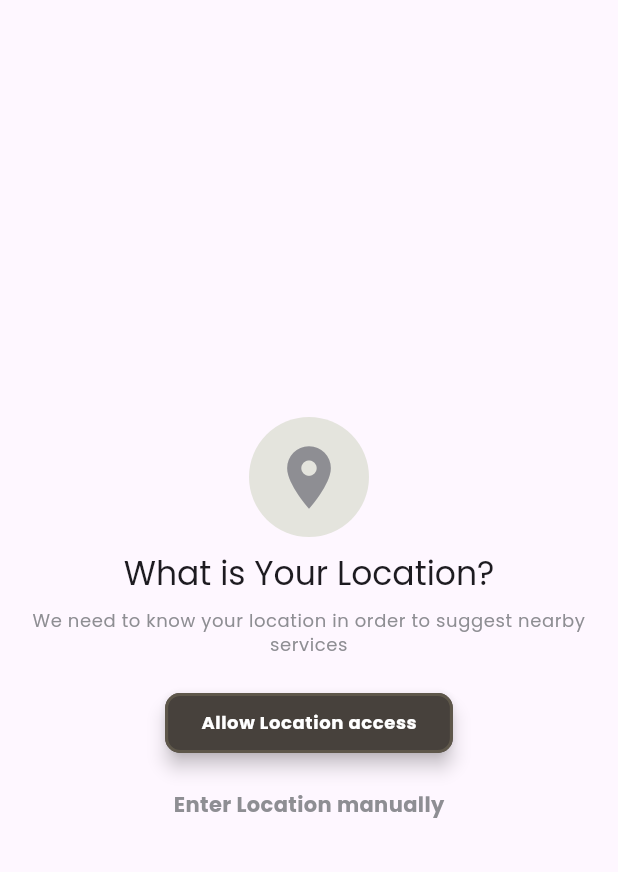
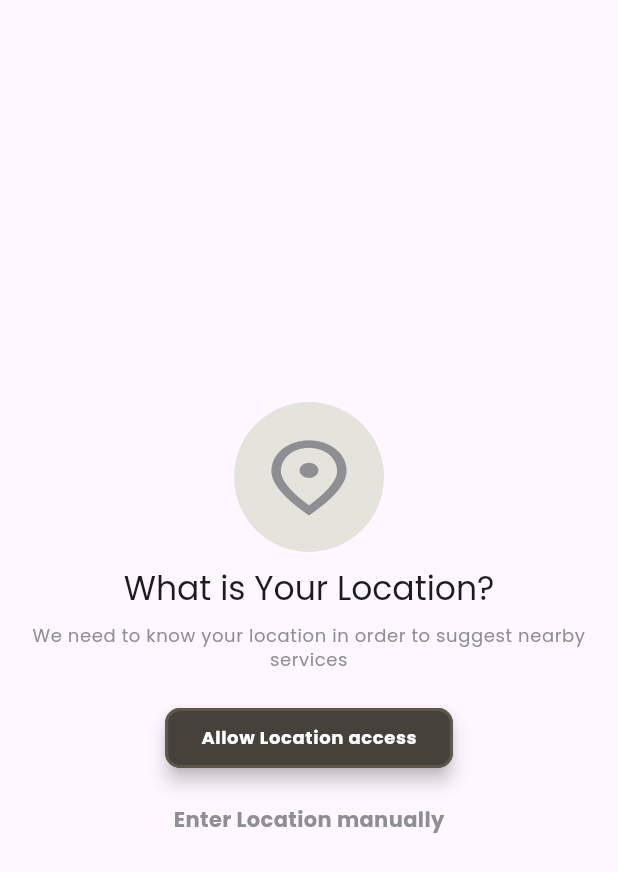
Before and after one commit to padman-1/Rydon, a Flutter app: the AllowLocation screen opened directly, on a phone screen of 412 x 824 dp. Shown: the top 872 px of the screen. Run offline on Flutter 3.47's test engine with Material 3 defaults, Android fonts, the phone set to English and light mode, and no system bars; our stand-ins replace bloc, flutter_bloc, google_fonts, pinput; generated files the repository leaves out were written again.

Commit message:
few other modifications

```diff
--- a/lib/pages/location/view/allow_location.dart
+++ b/lib/pages/location/view/allow_location.dart
@@ -1,4 +1,7 @@
 import 'package:flutter/material.dart';
+import 'package:rydon/my_icons/custom_icons_icons.dart';
+import 'package:rydon/pages/location/view/manual_location.dart';
+import 'package:rydon/pages/notification_access/view/enable_notification.dart';
 import 'package:rydon/util/colors.dart';
 
 class AllowLocation extends StatefulWidget {
@@ -17,10 +20,10 @@ class _AllowLocationState extends State<AllowLocation> {
           mainAxisAlignment: MainAxisAlignment.center,
           children: [
             const CircleAvatar(
-              radius: 40,
+              radius: 50,
               backgroundColor: AppColors.textField,
               child: Icon(
-                Icons.location_on_sharp,
+                CustomIcons.location,
                 color: AppColors.signUpWith,
                 size: 50,
               ),
@@ -47,12 +50,12 @@ class _AllowLocationState extends State<AllowLocation> {
             ),
             ElevatedButton(
               onPressed: () {
-                // Navigator.push(
-                //   context,
-                //   MaterialPageRoute(
-                //     builder: (context) => const AllowLocation(),
-                //   ),
-                // );
+                Navigator.push(
+                  context,
+                  MaterialPageRoute(
+                    builder: (context) => const EnableNotification(),
+                  ),
+                );
               },
               child: Text(
                 'Allow Location access',
@@ -65,10 +68,20 @@ class _AllowLocationState extends State<AllowLocation> {
             const SizedBox(
               height: 20,
             ),
-            const Text(
-              'Enter Location manually',
-              style: TextStyle(
-                  color: AppColors.signUpWith, fontWeight: FontWeight.bold),
+            GestureDetector(
+              onTap: () {
+                Navigator.push(
+                  context,
+                  MaterialPageRoute(
+                    builder: (context) => const ManualLocation(),
+                  ),
+                );
+              },
+              child: const Text(
+                'Enter Location manually',
+                style: TextStyle(
+                    color: AppColors.signUpWith, fontWeight: FontWeight.bold),
+              ),
             ),
           ],
         ),
--- a/lib/widgets/custom_textfield.dart
+++ b/lib/widgets/custom_textfield.dart
@@ -1,4 +1,5 @@
 import 'package:flutter/material.dart';
+import 'package:rydon/my_icons/custom_icons_icons.dart';
 import 'package:rydon/my_icons/my_flutter_app_icons.dart';
 import 'package:rydon/util/colors.dart';
 import 'package:google_fonts/google_fonts.dart';
@@ -67,7 +68,7 @@ class _CustomTextFieldState extends State<CustomTextField> {
                   },
                   icon: isVisible
                       ? const Icon(
-                          MyFlutterApp.vector,
+                          CustomIcons.vector,
                           size: 17,
                           color: AppColors.textFieldHint,
                         )
--- a/pubspec.yaml
+++ b/pubspec.yaml
@@ -34,9 +34,6 @@ flutter:
     - assets/fonts/
 
   fonts:
-    - family: MyFlutterApp
-      fonts:
-        - asset: assets/fonts/MyFlutterApp.ttf
     - family: CustomIcons
       fonts:
         - asset: assets/fonts/CustomIcons.ttf
```
Also changed, not shown: assets/fonts/CustomIcons.ttf.
